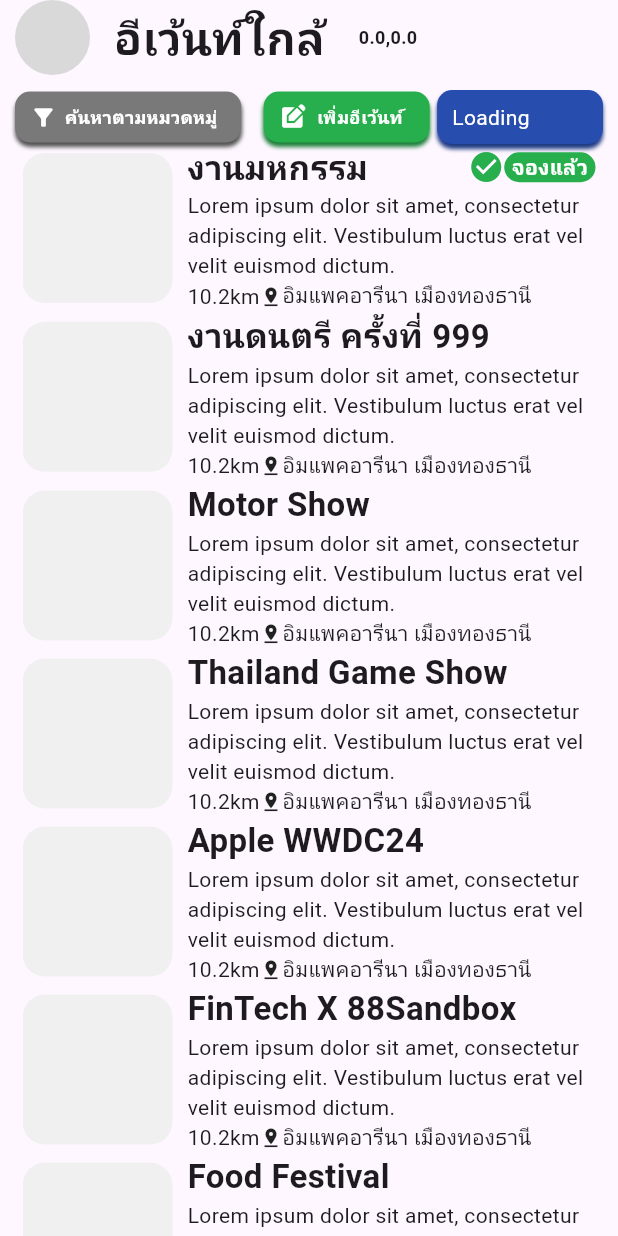
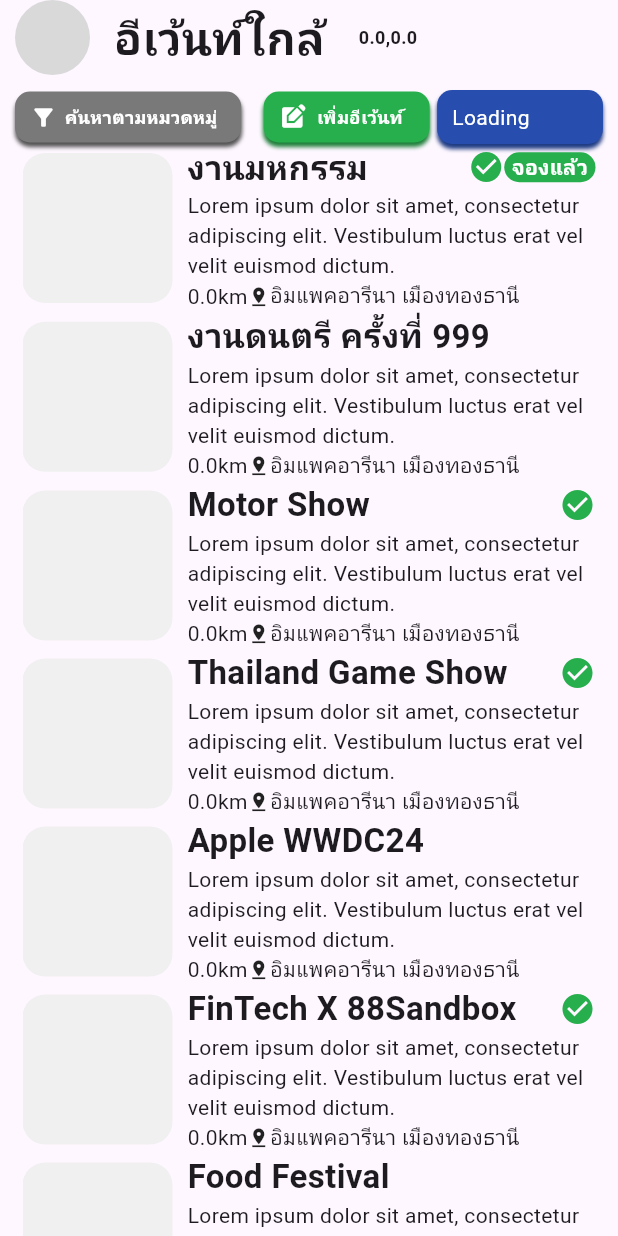
Before and after one commit to sorachatqq/my-event, a Flutter app: the HomeScreen screen opened by its route, on a phone screen of 412 x 824 dp. Run offline on Flutter 3.47's test engine with Material 3 defaults, Android fonts, the light colour scheme and no system bars; our stand-ins replace dio, easy_stepper, flutter_map, geolocator, get, go_router and 4 more; accounts and stored records are empty; Roboto replaces fonts that are missing (Athiti).

Commit message:
feat: Add event lat-lng location calculation

```diff
--- a/lib/pages/pages/event/pages/event_screen.dart
+++ b/lib/pages/pages/event/pages/event_screen.dart
@@ -3,7 +3,6 @@ import 'dart:io';
 import 'package:easy_stepper/easy_stepper.dart';
 import 'package:flutter/material.dart';
 import 'package:flutter_map/flutter_map.dart';
-import 'package:geolocator/geolocator.dart';
 import 'package:get/get.dart';
 import 'package:go_router/go_router.dart';
 import 'package:image_picker/image_picker.dart';
--- a/lib/pages/pages/home/home_screen.dart
+++ b/lib/pages/pages/home/home_screen.dart
@@ -1,6 +1,7 @@
 import 'package:flutter/material.dart';
 import 'package:get/get.dart';
 import 'package:go_router/go_router.dart';
+import 'package:my_event_flutter/utils/mock/event.dart';
 import '../../../utils/models/model_event.dart';
 import '../../../utils/state/location_state.dart';
 import '../../../utils/state/theme_state.dart';
@@ -18,57 +19,6 @@ class _HomeScreenState extends State<HomeScreen> {
   bool _isLocationLoading = false;
   final ThemeState themeController = Get.put(ThemeState());
   final LocationState locationController = Get.put(LocationState());
-  List<EventModel> events = [
-    EventModel(
-        id: "1",
-        name: 'งานมหกรรมหนังสือ',
-        detail:
-            'Lorem ipsum dolor sit amet, consectetur adipiscing elit. Vestibulum luctus erat vel velit euismod dictum.',
-        verify: true,
-        booking: true),
-    EventModel(
-        id: "2",
-        name: 'งานดนตรี ครั้งที่ 999',
-        detail:
-            'Lorem ipsum dolor sit amet, consectetur adipiscing elit. Vestibulum luctus erat vel velit euismod dictum.',
-        verify: false,
-        booking: false),
-    EventModel(
-        id: "3",
-        name: 'Motor Show',
-        detail:
-            'Lorem ipsum dolor sit amet, consectetur adipiscing elit. Vestibulum luctus erat vel velit euismod dictum.',
-        verify: false,
-        booking: false),
-    EventModel(
-        id: "4",
-        name: 'Thailand Game Show',
-        detail:
-            'Lorem ipsum dolor sit amet, consectetur adipiscing elit. Vestibulum luctus erat vel velit euismod dictum.',
-        verify: false,
-        booking: false),
-    EventModel(
-        id: "5",
-        name: 'Apple WWDC24',
-        detail:
-            'Lorem ipsum dolor sit amet, consectetur adipiscing elit. Vestibulum luctus erat vel velit euismod dictum.',
-        verify: false,
-        booking: false),
-    EventModel(
-        id: "6",
-        name: 'FinTech X 88Sandbox',
-        detail:
-            'Lorem ipsum dolor sit amet, consectetur adipiscing elit. Vestibulum luctus erat vel velit euismod dictum.',
-        verify: false,
-        booking: false),
-    EventModel(
-        id: "7",
-        name: 'Food Festival',
-        detail:
-            'Lorem ipsum dolor sit amet, consectetur adipiscing elit. Vestibulum luctus erat vel velit euismod dictum.',
-        verify: false,
-        booking: false),
-  ];
 
   @override
   void initState() {
@@ -239,6 +189,7 @@ class _HomeScreenState extends State<HomeScreen> {
                         for (int index = 0; index < events.length; index++)
                           EventWidget(
                             event: events[index],
+                            locationController: locationController,
                           ),
                       ],
                     ),
--- a/lib/utils/components/event_widget.dart
+++ b/lib/utils/components/event_widget.dart
@@ -1,13 +1,34 @@
+import 'dart:math';
+
 import 'package:flutter/material.dart';
+import 'package:get/get.dart';
 import 'package:go_router/go_router.dart';
+import 'package:latlong2/latlong.dart';
+import 'package:my_event_flutter/utils/state/location_state.dart';
 
 import '../models/model_event.dart';
 
 class EventWidget extends StatelessWidget {
-  const EventWidget({super.key, required this.event, this.color});
+  const EventWidget({super.key, required this.event, this.color, required this.locationController});
 
   final EventModel event;
   final Color? color;
+  final LocationState locationController;
+
+  double getDistance(LatLng location){
+    var loc2 = locationController.currentLocation.value;
+    var p = 0.017453292519943295;
+    var c = cos;
+    var lat2 = location.latitude;
+    var lon2 = location.longitude;
+    var lat1 = loc2.latitude;
+    var lon1 = loc2.longitude;
+    var a = 0.5 - c((lat2 - lat1) * p)/2 +
+          c(lat1 * p) * c(lat2 * p) *
+          (1 - c((lon2 - lon1) * p))/2;
+    return 12742 * asin(sqrt(a));
+  }
+
   @override
   Widget build(BuildContext context) {
     return InkWell(
@@ -21,12 +42,12 @@ class EventWidget extends StatelessWidget {
             Container(
                 width: 100,
                 height: 100,
-                decoration: BoxDecoration(
+                decoration: const BoxDecoration(
                   color: Color(0xffF0F0F0),
-                  borderRadius: const BorderRadius.all(Radius.circular(15)),
+                  borderRadius: BorderRadius.all(Radius.circular(15)),
                 ),
-                margin: EdgeInsets.only(right: 10),
-                child: Center(child: Text(''))),
+                margin: const EdgeInsets.only(right: 10),
+                child: const Center(child: Text(''))),
             Flexible(
               child: Column(
                 mainAxisAlignment: MainAxisAlignment.start,
@@ -45,19 +66,19 @@ class EventWidget extends StatelessWidget {
                         ),
                       ),
                       if (event.verify)
-                        Icon(
+                        const Icon(
                           Icons.check_circle,
                           color: Color(0xff27AE4D),
                         ),
                       if (event.booking)
                         Container(
-                          decoration: BoxDecoration(
+                          decoration: const BoxDecoration(
                             color: Color(0xff27AE4D),
                             borderRadius:
-                                const BorderRadius.all(Radius.circular(15)),
+                                BorderRadius.all(Radius.circular(15)),
                           ),
-                          child: Padding(
-                            padding: const EdgeInsets.symmetric(horizontal: 5),
+                          child: const Padding(
+                            padding: EdgeInsets.symmetric(horizontal: 5),
                             child: Text(
                               'จองแล้ว',
                               style: TextStyle(
@@ -76,7 +97,7 @@ class EventWidget extends StatelessWidget {
                   Row(
                     children: [
                       Text(
-                        '10.2km',
+                        '${getDistance(event.location ?? const LatLng(0, 0)).toPrecision(2)}km',
                         style: TextStyle(color: color),
                       ),
                       Icon(
--- /dev/null
+++ b/lib/utils/mock/event.dart
@@ -0,0 +1,69 @@
+library mock_event;
+
+import 'package:my_event_flutter/utils/models/model_event.dart';
+
+List<EventModel> events = [
+    EventModel(
+        id: "1",
+        name: 'งานมหกรรมหนังสือ',
+        detail:
+            'Lorem ipsum dolor sit amet, consectetur adipiscing elit. Vestibulum luctus erat vel velit euismod dictum.',
+        verify: true,
+        booking: true,
+        startedAt: '2019-07-08T10:37:28Z',
+        locationName: 'สวนลุมพินี'),
+    EventModel(
+        id: "2",
+        name: 'งานดนตรี ครั้งที่ 999',
+        detail:
+            'Lorem ipsum dolor sit amet, consectetur adipiscing elit. Vestibulum luctus erat vel velit euismod dictum.',
+        verify: false,
+        booking: false,
+        startedAt: '2019-07-08T10:37:28Z',
+        locationName: 'สวนลุมพินี'),
+    EventModel(
+        id: "3",
+        name: 'Motor Show',
+        detail:
+            'Lorem ipsum dolor sit amet, consectetur adipiscing elit. Vestibulum luctus erat vel velit euismod dictum.',
+        verify: true,
+        booking: false,
+        startedAt: '2019-07-08T10:37:28Z',
+        locationName: 'สวนลุมพินี'),
+    EventModel(
+        id: "4",
+        name: 'Thailand Game Show',
+        detail:
+            'Lorem ipsum dolor sit amet, consectetur adipiscing elit. Vestibulum luctus erat vel velit euismod dictum.',
+        verify: true,
+        booking: false,
+        startedAt: '2019-07-08T10:37:28Z',
+        locationName: 'สวนลุมพินี'),
+    EventModel(
+        id: "5",
+        name: 'Apple WWDC24',
+        detail:
+            'Lorem ipsum dolor sit amet, consectetur adipiscing elit. Vestibulum luctus erat vel velit euismod dictum.',
+        verify: false,
+        booking: false,
+        startedAt: '2019-07-08T10:37:28Z',
+        locationName: 'สวนลุมพินี'),
+    EventModel(
+        id: "6",
+        name: 'FinTech X 88Sandbox',
+        detail:
+            'Lorem ipsum dolor sit amet, consectetur adipiscing elit. Vestibulum luctus erat vel velit euismod dictum.',
+        verify: true,
+        booking: false,
+        startedAt: '2019-07-08T10:37:28Z',
+        locationName: 'สวนลุมพินี'),
+    EventModel(
+        id: "7",
+        name: 'Food Festival',
+        detail:
+            'Lorem ipsum dolor sit amet, consectetur adipiscing elit. Vestibulum luctus erat vel velit euismod dictum.',
+        verify: false,
+        booking: false,
+        startedAt: '2019-07-08T10:37:28Z',
+        locationName: 'สวนลุมพินี'),
+  ];
--- a/lib/utils/models/model_event.dart
+++ b/lib/utils/models/model_event.dart
@@ -1,3 +1,4 @@
+import 'package:intl/intl.dart';
 import 'package:latlong2/latlong.dart';
 
 class EventModel {
@@ -11,6 +12,8 @@ class EventModel {
   final int? gender;
   final List? age;
   final int? type;
+  final String? startedAt;
+  final String? locationName;
 
   EventModel({
     this.id,
@@ -23,6 +26,8 @@ class EventModel {
     this.gender,
     this.age,
     this.type,
+    this.startedAt,
+    this.locationName,
   });
 
   factory EventModel.fromJson(Map json) {
@@ -30,7 +35,7 @@ class EventModel {
     List age = [];
     bool verify = false;
     bool booking = false;
-    LatLng location = LatLng(0, 0);
+    LatLng location = const LatLng(0, 0);
     return EventModel(
       id: item['id'],
       name: item['name'],
@@ -41,7 +46,13 @@ class EventModel {
       gender: item['gender'],
       age: age,
       type: item['type'],
+      startedAt: item['started_at'],
     );
+  }
+
+  String getStartedAt() {
+    DateFormat format = DateFormat("yyyy-MM-dd hh:mm:ss");
+    return format.format(DateFormat("yyyy-MM-dd'T'HH:mm:ss").parse(startedAt ?? DateTime.now().toUtc().toIso8601String()));
   }
 
   Map<String, dynamic> toJson() => {
@@ -52,5 +63,7 @@ class EventModel {
         "gender": gender,
         "age": age,
         "type": type,
+        "started_at": startedAt,
+        "location_name": locationName,
       };
 }
```
Also changed, not shown: lib/pages/pages/event/components/modal_event.dart (+33 -32 lines), lib/pages/pages/event/pages/event_created_screen.dart (+34 -0 lines), lib/pages/pages/event/pages/event_view_screen.dart (+90 -37 lines), lib/pages/pages/profile/profile_screen.dart (+54 -71 lines).
